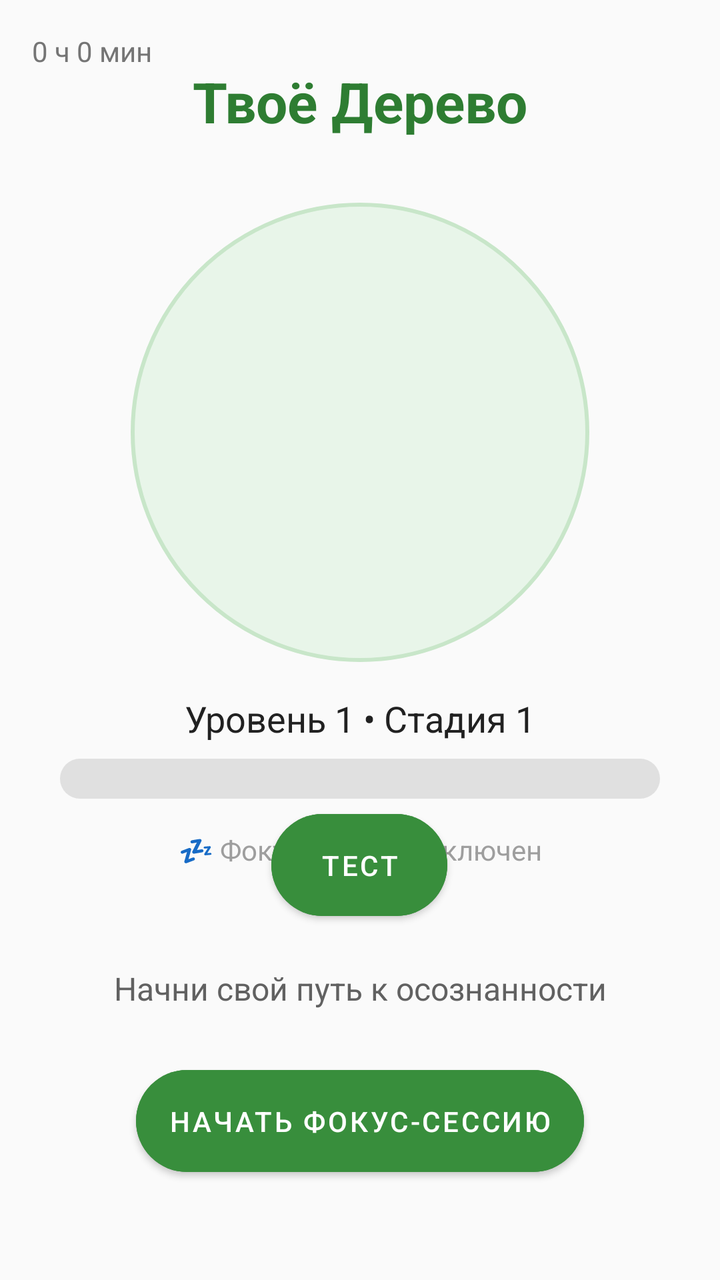
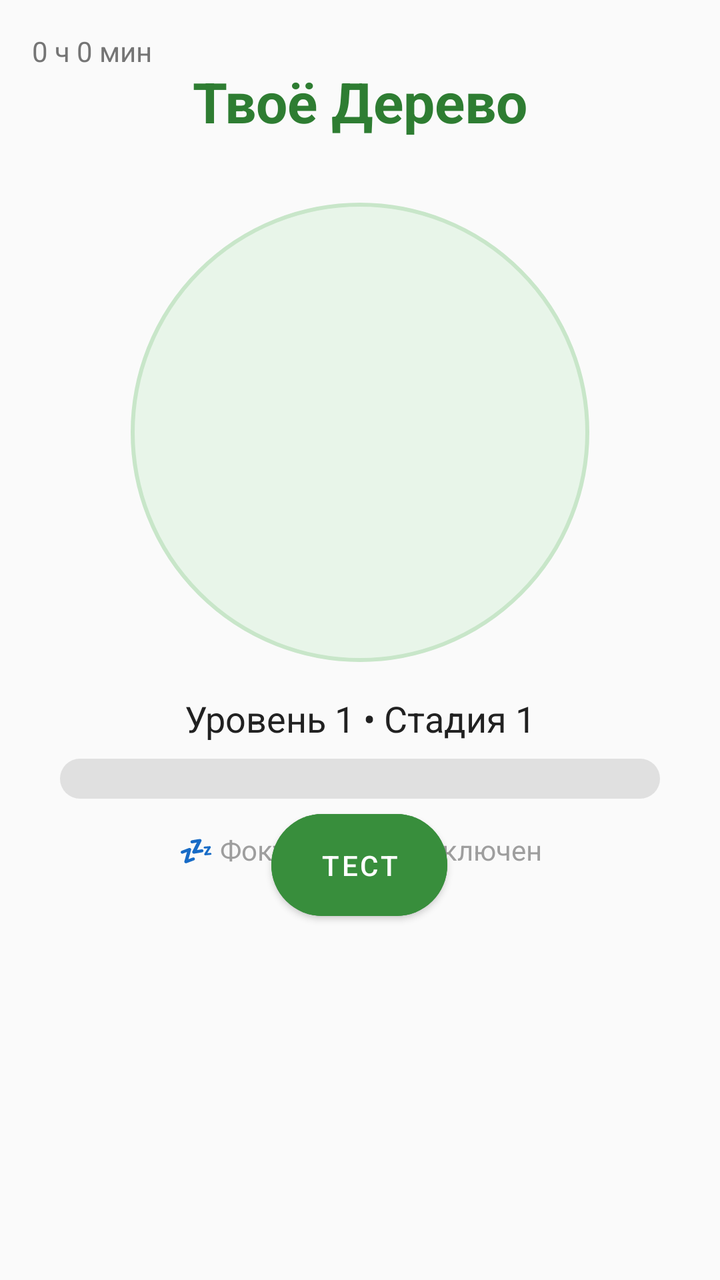

Compare the two renders of this Android layout. The source of the first and the diff that turns it into the second are given below.
<!-- AndroidManifest.xml: application theme Theme.ZenTree -->
<!-- res/layout/fragment_home.xml -->
<?xml version="1.0" encoding="utf-8"?>
<androidx.constraintlayout.widget.ConstraintLayout
    xmlns:android="http://schemas.android.com/apk/res/android"
    xmlns:app="http://schemas.android.com/apk/res-auto"
    xmlns:tools="http://schemas.android.com/tools"
    android:layout_width="match_parent"
    android:layout_height="match_parent"
    android:background="@color/background_light"
    android:padding="16dp">

    <TextView
        android:id="@+id/title_text"
        android:layout_width="wrap_content"
        android:layout_height="wrap_content"
        android:text="Твоё Дерево"
        android:textSize="28sp"
        android:textStyle="bold"
        android:textColor="@color/primary_green_dark"
        app:layout_constraintTop_toTopOf="parent"
        app:layout_constraintStart_toStartOf="parent"
        app:layout_constraintEnd_toEndOf="parent"
        android:layout_marginTop="16dp"/>

    <androidx.constraintlayout.widget.ConstraintLayout
        android:id="@+id/tree_land_container"
        android:layout_width="0dp"
        android:layout_height="0dp"
        app:layout_constraintWidth_percent="0.7"
        app:layout_constraintDimensionRatio="1:1"
        app:layout_constraintTop_toBottomOf="@id/title_text"
        app:layout_constraintStart_toStartOf="parent"
        app:layout_constraintEnd_toEndOf="parent"
        android:layout_marginTop="32dp">

        <View
            android:id="@+id/tree_background_circle"
            android:layout_width="0dp"
            android:layout_height="0dp"
            android:background="@drawable/tree_background"
            app:layout_constraintWidth_percent="1"
            app:layout_constraintHeight_percent="1"
            app:layout_constraintBottom_toBottomOf="parent"
            app:layout_constraintEnd_toEndOf="parent"
            app:layout_constraintStart_toStartOf="parent"
            app:layout_constraintTop_toTopOf="parent"/>

        <FrameLayout
            android:id="@+id/tree_container"
            android:layout_width="0dp"
            android:layout_height="0dp"
            app:layout_constraintWidth_percent="0.8"
            app:layout_constraintHeight_percent="0.8"
            app:layout_constraintBottom_toBottomOf="parent"
            app:layout_constraintEnd_toEndOf="parent"
            app:layout_constraintStart_toStartOf="parent"
            app:layout_constraintTop_toTopOf="parent">

            <ImageView
                android:id="@+id/tree_image"
                android:layout_width="match_parent"
                android:layout_height="match_parent"
                android:scaleType="centerInside"
                android:adjustViewBounds="true"
                android:layout_gravity="center"/>

            <ImageView
                android:id="@+id/tree_growth_overlay"
                android:layout_width="match_parent"
                android:layout_height="match_parent"
                android:scaleType="centerInside"
                android:adjustViewBounds="true"
                android:alpha="0.0"
                android:visibility="gone"/>

        </FrameLayout>

    </androidx.constraintlayout.widget.ConstraintLayout>

    <TextView
        android:id="@+id/tree_level_text"
        android:layout_width="wrap_content"
        android:layout_height="wrap_content"
        android:text="Уровень 1 • Стадия 1"
        android:textSize="18sp"
        android:textColor="@color/text_primary"
        app:layout_constraintTop_toBottomOf="@id/tree_land_container"
        app:layout_constraintStart_toStartOf="parent"
        app:layout_constraintEnd_toEndOf="parent"
        android:layout_marginTop="16dp"/>

    <ProgressBar
        android:id="@+id/tree_progress_bar"
        style="?android:attr/progressBarStyleHorizontal"
        android:layout_width="300dp"
        android:layout_height="20dp"
        android:progressTint="@color/primary_green"
        android:progressBackgroundTint="@color/default_indicator"
        app:layout_constraintTop_toBottomOf="@id/tree_level_text"
        app:layout_constraintStart_toStartOf="parent"
        app:layout_constraintEnd_toEndOf="parent"
        android:layout_marginTop="8dp"
        android:max="100"
        android:progress="0"
        android:indeterminate="false"
        android:progressDrawable="@drawable/custom_progress_bar"
        />

    <TextView
        android:id="@+id/growth_status_text"
        android:layout_width="wrap_content"
        android:layout_height="wrap_content"
        android:text="💤 Фокус-режим выключен"
        android:textSize="14sp"
        android:textColor="@color/text_secondary"
        app:layout_constraintTop_toBottomOf="@id/tree_progress_bar"
        app:layout_constraintStart_toStartOf="parent"
        app:layout_constraintEnd_toEndOf="parent"
        android:layout_marginTop="16dp"/>

    <Button
        android:id="@+id/test"
        android:layout_width="wrap_content"
        android:layout_height="wrap_content"
        android:layout_marginBottom="160dp"
        android:backgroundTint="@color/primary_green"
        android:padding="16dp"
        android:text="Тест"
        android:textColor="@color/white"
        app:cornerRadius="50dp"
        app:layout_constraintBottom_toBottomOf="parent"
        app:layout_constraintEnd_toEndOf="parent"
        app:layout_constraintHorizontal_bias="0.498"
        app:layout_constraintStart_toStartOf="parent" />

    <TextView
        android:id="@+id/motivation_text"
        android:layout_width="wrap_content"
        android:layout_height="wrap_content"
        android:text="Начни свой путь к осознанности"
        android:textSize="16sp"
        android:textColor="#616161"
        android:gravity="center"
        android:maxLines="2"
        app:layout_constraintBottom_toTopOf="@id/btn_start_focus"
        app:layout_constraintStart_toStartOf="parent"
        app:layout_constraintEnd_toEndOf="parent"
        android:layout_marginBottom="24dp"/>

    <Button
        android:id="@+id/btn_start_focus"
        android:layout_width="wrap_content"
        android:layout_height="wrap_content"
        android:text="Начать фокус-сессию"
        android:backgroundTint="@color/primary_green"
        android:textColor="@color/white"
        android:padding="16dp"
        app:cornerRadius="50dp"
        app:layout_constraintBottom_toBottomOf="parent"
        app:layout_constraintStart_toStartOf="parent"
        app:layout_constraintEnd_toEndOf="parent"
        android:layout_marginBottom="32dp"/>
    <TextView
        android:id="@+id/text_view_time"
        android:layout_width="wrap_content"
        android:layout_height="wrap_content"
        android:text="0 ч 0 мин"
        android:textSize="14sp"
        android:textColor="#757575"
        android:layout_below="@id/tree_progress_bar"
        android:layout_centerHorizontal="true"
        android:layout_marginTop="8dp"
        tools:ignore="MissingConstraints" />
    <TextView
        android:id="@+id/text_view_progress"
        android:layout_width="wrap_content"
        android:layout_height="wrap_content"
        android:text="0%"
        android:textSize="14sp"
        android:textColor="@color/primary_green"
        android:textStyle="bold"
        app:layout_constraintTop_toBottomOf="@id/tree_progress_bar"
        app:layout_constraintStart_toStartOf="parent"
        app:layout_constraintEnd_toEndOf="parent"
        android:layout_marginTop="4dp"/>
</androidx.constraintlayout.widget.ConstraintLayout>
<!-- resources referenced by this layout -->
<resources>
  <color name="background_light">#FAFAFA</color>
  <color name="default_indicator">#E0E0E0</color>
  <color name="primary_green">#388E3C</color>
  <color name="primary_green_dark">#2E7D32</color>
  <color name="text_primary">#212121</color>
  <color name="text_secondary">#9E9E9E</color>
  <color name="white">#FFFFFF</color>
  <!-- drawable custom_progress_bar (drawable) -->
  <?xml version="1.0" encoding="utf-8"?>
  <layer-list xmlns:android="http://schemas.android.com/apk/res/android">
      <item android:id="@android:id/background">
          <shape>
              <corners android:radius="12dp"/>
              <solid android:color="@color/default_indicator"/>
          </shape>
      </item>
  
      <item android:id="@android:id/progress">
          <clip>
              <shape>
                  <corners android:radius="12dp"/>
                  <solid android:color="@color/primary_green"/>
              </shape>
          </clip>
      </item>
  </layer-list>
  <!-- drawable tree_background (drawable) -->
  <?xml version="1.0" encoding="utf-8"?>
  <shape xmlns:android="http://schemas.android.com/apk/res/android"
      android:shape="oval">
      <solid android:color="#E8F5E9"/>
      <stroke
          android:width="2dp"
          android:color="#C8E6C9"/>
  </shape>
  <style name="Theme.ZenTree" parent="Theme.MaterialComponents.DayNight.NoActionBar">
          <item name="colorPrimary">@color/primary_green</item>
          <item name="colorPrimaryVariant">@color/primary_green_dark</item>
          <item name="colorOnPrimary">@color/white</item>
          <item name="colorSecondary">@color/accent_orange</item>
          <item name="colorSecondaryVariant">@color/accent_orange</item>
          <item name="colorOnSecondary">@color/black</item>
          <item name="android:statusBarColor" tools:targetApi="l">?attr/colorPrimaryVariant</item>
          <item name="android:navigationBarColor">?attr/colorPrimaryVariant</item>
          <item name="windowActionBar">false</item>
          <item name="windowNoTitle">true</item>
      </style>
  <color name="accent_orange">#FFB74D</color>
  <color name="black">#000000</color>
</resources>

<!-- the commit's change to res/layout/fragment_home.xml (unified diff, before → after) -->
@@ -141,24 +141,10 @@
         android:textColor="#616161"
         android:gravity="center"
         android:maxLines="2"
-        app:layout_constraintBottom_toTopOf="@id/btn_start_focus"
+        app:layout_constraintBottom_toTopOf="@id/text_view_time"
         app:layout_constraintStart_toStartOf="parent"
         app:layout_constraintEnd_toEndOf="parent"
         android:layout_marginBottom="24dp"/>
-
-    <Button
-        android:id="@+id/btn_start_focus"
-        android:layout_width="wrap_content"
-        android:layout_height="wrap_content"
-        android:text="Начать фокус-сессию"
-        android:backgroundTint="@color/primary_green"
-        android:textColor="@color/white"
-        android:padding="16dp"
-        app:cornerRadius="50dp"
-        app:layout_constraintBottom_toBottomOf="parent"
-        app:layout_constraintStart_toStartOf="parent"
-        app:layout_constraintEnd_toEndOf="parent"
-        android:layout_marginBottom="32dp"/>
     <TextView
         android:id="@+id/text_view_time"
         android:layout_width="wrap_content"
